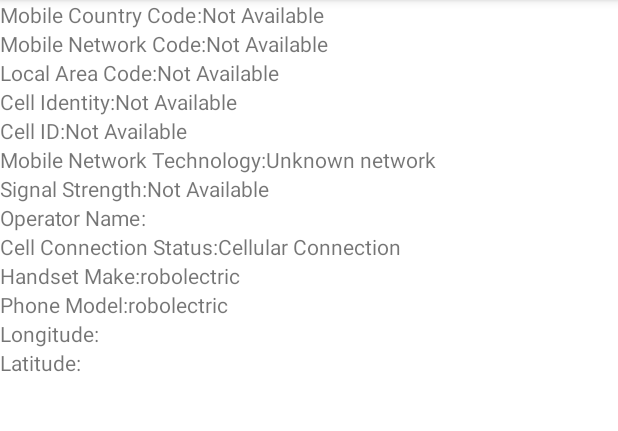
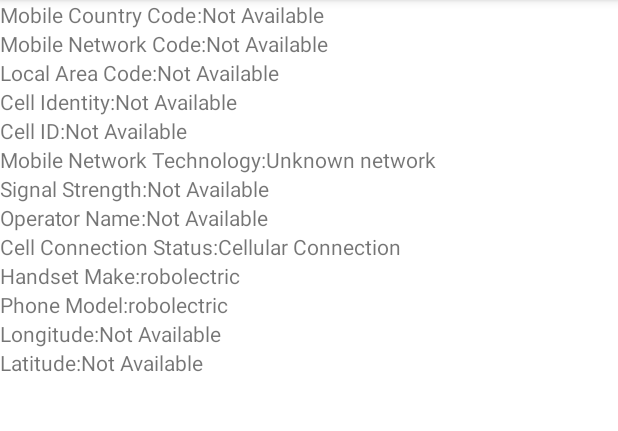
Before and after one commit to ilatyphi95/microlytx_phone_info, an Android app: the screen it shows after launch (MainActivity), on a phone screen of 412 x 824 dp, the part 84-515 px from its top. Run offline under Robolectric (Android 15) with nearby library versions, the phone set to English and light mode, and no system bars; our stand-ins replace data binding; libraries missing offline, so code that uses them is left out: pub.devrel.easypermissions; 1 statement that could not run was skipped.

```diff
--- a/app/src/main/java/com/ilatyphi95/microlytxphoneinfo/ItemList.kt
+++ b/app/src/main/java/com/ilatyphi95/microlytxphoneinfo/ItemList.kt
@@ -1,24 +1,26 @@
 package com.ilatyphi95.microlytxphoneinfo
 
+import android.app.Application
 import com.ilatyphi95.microlytxphoneinfo.Items.*
 
 class ItemList {
 
-    fun getPhoneInfoList() : List<PhoneItem> {
+    fun getPhoneInfoList(app: Application): List<PhoneItem> {
+        val notAvailable = app.getString(R.string.not_available)
         return listOf(
-            PhoneItem(MOBILE_COUNTRY_CODE, title = R.string.mobile_country_code),
-            PhoneItem(MOBILE_NETWORK_CODE, title = R.string.mobile_network_code),
-            PhoneItem(LOCAL_AREA_CODE, title = R.string.local_area_code),
-            PhoneItem(CELL_IDENTITY, title = R.string.cell_identity),
-            PhoneItem(CELL_ID, title = R.string.cell_id),
-            PhoneItem(MOBILE_NETWORK_TECHNOLOGY, title = R.string.mobile_network_technology),
-            PhoneItem(SIGNAL_STRENGTH, title = R.string.signal_strength),
-            PhoneItem(OPERATOR_NAME, title = R.string.operator_name),
-            PhoneItem(CELL_CONNECTION_STATUS, title = R.string.cell_connection_status),
-            PhoneItem(HANDSET_MAKE, title = R.string.handset_make),
-            PhoneItem(ITEM_MODEL, title = R.string.phone_model),
-            PhoneItem(LONGITUDE, title = R.string.longitude),
-            PhoneItem(LATITUDE, title = R.string.latitude),
+            PhoneItem(MOBILE_COUNTRY_CODE, title = R.string.mobile_country_code, notAvailable),
+            PhoneItem(MOBILE_NETWORK_CODE, title = R.string.mobile_network_code, notAvailable),
+            PhoneItem(LOCAL_AREA_CODE, title = R.string.local_area_code, notAvailable),
+            PhoneItem(CELL_IDENTITY, title = R.string.cell_identity, notAvailable),
+            PhoneItem(CELL_ID, title = R.string.cell_id, notAvailable),
+            PhoneItem(MOBILE_NETWORK_TECHNOLOGY, title = R.string.mobile_network_technology, notAvailable),
+            PhoneItem(SIGNAL_STRENGTH, title = R.string.signal_strength, notAvailable),
+            PhoneItem(OPERATOR_NAME, title = R.string.operator_name, notAvailable),
+            PhoneItem(CELL_CONNECTION_STATUS, title = R.string.cell_connection_status, notAvailable),
+            PhoneItem(HANDSET_MAKE, title = R.string.handset_make, notAvailable),
+            PhoneItem(ITEM_MODEL, title = R.string.phone_model, notAvailable),
+            PhoneItem(LONGITUDE, title = R.string.longitude, notAvailable),
+            PhoneItem(LATITUDE, title = R.string.latitude, notAvailable),
         )
     }
 }
--- a/app/src/main/java/com/ilatyphi95/microlytxphoneinfo/MainActivity.kt
+++ b/app/src/main/java/com/ilatyphi95/microlytxphoneinfo/MainActivity.kt
@@ -28,12 +28,19 @@ class MainActivity : AppCompatActivity() {
     private val locationCallback = object : LocationCallback() {
 
         override fun onLocationResult(location: LocationResult?) {
-            location?.let { locationResult ->
-                val latLon = locationResult.lastLocation
+            if(location != null) {
+                val latLon = location.lastLocation
                 viewModel.updateInfo(
                     listOf(
                         Pair(Items.LATITUDE, latLon.latitude.toString()),
                         Pair(Items.LONGITUDE, latLon.longitude.toString())
+                    )
+                )
+            } else {
+                viewModel.updateInfoInt(
+                    listOf(
+                        Pair(Items.LATITUDE, NOT_AVAILABLE),
+                        Pair(Items.LONGITUDE, NOT_AVAILABLE)
                     )
                 )
             }
@@ -243,11 +250,15 @@ class MainActivity : AppCompatActivity() {
         EasyPermissions.onRequestPermissionsResult(requestCode, permissions, grantResults)
     }
 
-
     @AfterPermissionGranted(requestAccessFineLocation)
     private fun updateLocation() {
         if(viewModel.checkPermission(Manifest.permission.ACCESS_FINE_LOCATION,
                 listOf(Items.LATITUDE, Items.LONGITUDE))) return
+
+        viewModel.updateInfoInt(listOf(
+            Pair(Items.LATITUDE, NOT_AVAILABLE),
+            Pair(Items.LONGITUDE, NOT_AVAILABLE)
+        ))
 
         locationService.getLocationUpdate(locationCallback)
     }
--- a/app/src/main/java/com/ilatyphi95/microlytxphoneinfo/MainActivityViewModel.kt
+++ b/app/src/main/java/com/ilatyphi95/microlytxphoneinfo/MainActivityViewModel.kt
@@ -23,7 +23,7 @@ class MainActivityViewModel(application: Application) : AndroidViewModel(applica
     val infoList : LiveData<List<PhoneItem>> = _infoList
 
     init {
-        _infoList.value = ItemList().getPhoneInfoList()
+        _infoList.value = ItemList().getPhoneInfoList(app)
     }
 
     fun updateInfoInt(newItems: List<Pair<Items, Int>>) {
```
